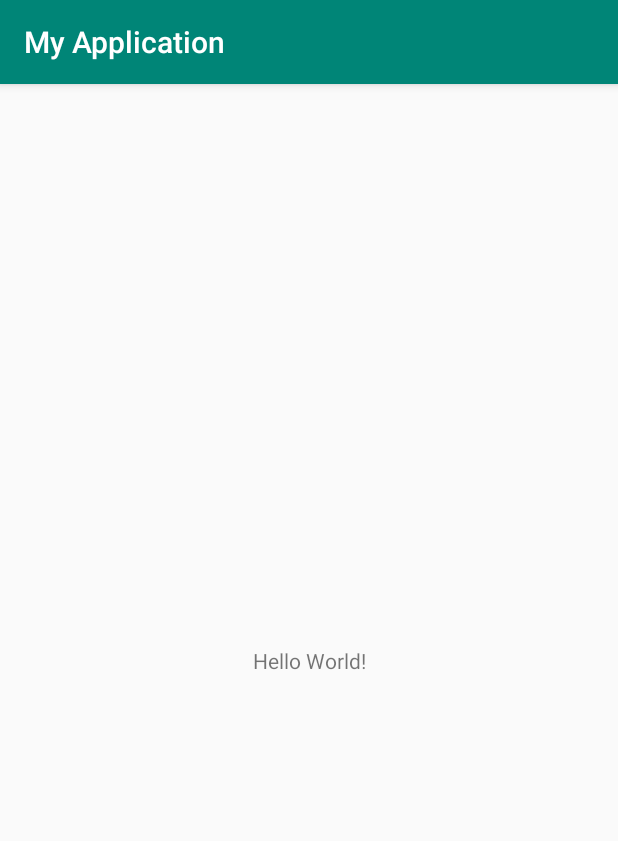
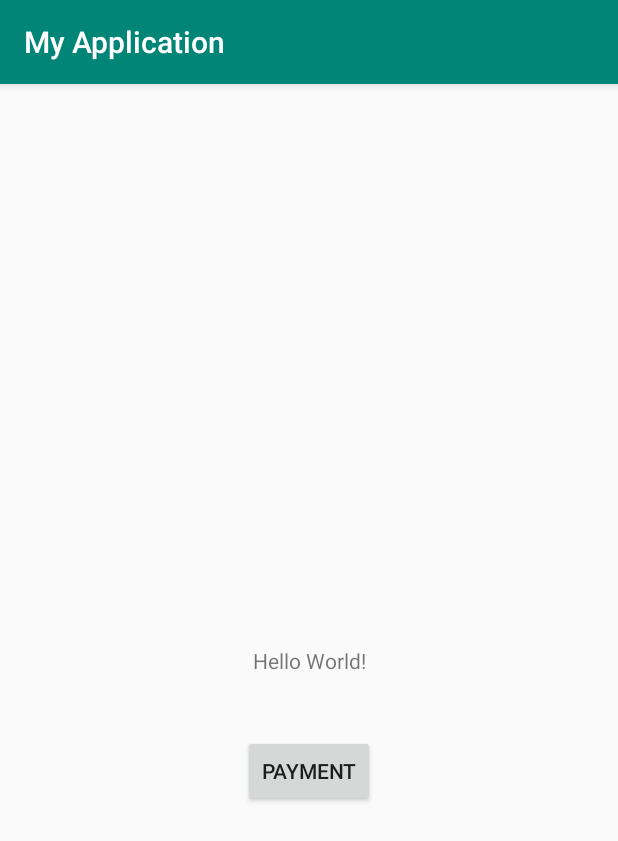
Before and after one commit to finalCall/AutoCred, an Android app: the screen it shows after launch (MainActivity), on a phone screen of 412 x 824 dp. Shown: the top 841 px of the screen. Run offline under Robolectric (Android 15) with nearby library versions, the phone set to English and light mode, and no system bars.

Commit message:
Initialised PaymentSpinner activity

```diff
--- a/app/build.gradle
+++ b/app/build.gradle
@@ -4,7 +4,7 @@ android {
     compileSdkVersion 29
     buildToolsVersion "29.0.2"
     defaultConfig {
-        applicationId "com.dhruv.app"
+        applicationId "com.autocred.app"
         minSdkVersion 23
         targetSdkVersion 29
         versionCode 1
--- a/app/src/main/AndroidManifest.xml
+++ b/app/src/main/AndroidManifest.xml
@@ -9,6 +9,7 @@
         android:roundIcon="@mipmap/ic_launcher_round"
         android:supportsRtl="true"
         android:theme="@style/AppTheme">
+        <activity android:name=".paySpinner"></activity>
         <activity android:name=".MainActivity">
             <intent-filter>
                 <action android:name="android.intent.action.MAIN" />
--- a/app/src/main/java/com/dhruv/app/MainActivity.java
+++ b/app/src/main/java/com/dhruv/app/MainActivity.java
@@ -2,7 +2,10 @@ package com.dhruv.app;
 
 import androidx.appcompat.app.AppCompatActivity;
 
+import android.content.Intent;
 import android.os.Bundle;
+import android.view.View;
+import android.widget.Button;
 
 public class MainActivity extends AppCompatActivity {
 
@@ -10,5 +13,16 @@ public class MainActivity extends AppCompatActivity {
     protected void onCreate(Bundle savedInstanceState) {
         super.onCreate(savedInstanceState);
         setContentView(R.layout.activity_main);
+
+        Button submit = (Button) findViewById(R.id.submit);
+        submit.setOnClickListener(new View.OnClickListener()
+        {
+            @Override
+            public void onClick(View v)
+            {
+                Intent i = new Intent(getApplicationContext(),paySpinner.class);
+                startActivity(i);
+            }
+        });
     }
 }
--- a/app/src/main/res/layout/activity_main.xml
+++ b/app/src/main/res/layout/activity_main.xml
@@ -7,6 +7,7 @@
     tools:context=".MainActivity">
 
     <TextView
+        android:id="@+id/textView"
         android:layout_width="wrap_content"
         android:layout_height="wrap_content"
         android:text="Hello World!"
@@ -15,4 +16,14 @@
         app:layout_constraintRight_toRightOf="parent"
         app:layout_constraintTop_toTopOf="parent" />
 
+    <Button
+        android:id="@+id/submit"
+        android:layout_width="wrap_content"
+        android:layout_height="wrap_content"
+        android:layout_marginTop="40dp"
+        android:text="Payment"
+        app:layout_constraintEnd_toEndOf="parent"
+        app:layout_constraintStart_toStartOf="parent"
+        app:layout_constraintTop_toBottomOf="@+id/textView" />
+
 </androidx.constraintlayout.widget.ConstraintLayout>
```
Also changed, not shown: app/src/main/java/com/dhruv/app/paySpinner.java (added, +14 -0 lines), app/src/main/res/layout/activity_pay_spinner.xml (added, +18 -0 lines).
